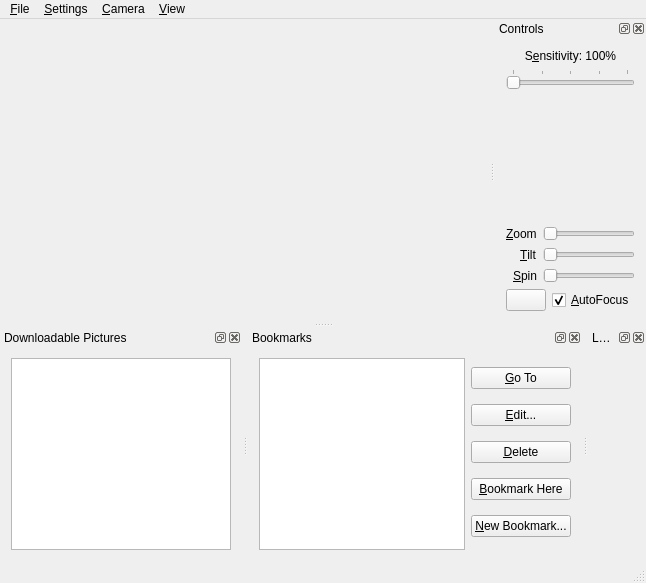
Old version of the form client/MainWindow.ui in the repository thejoshwolfe/repatriator.
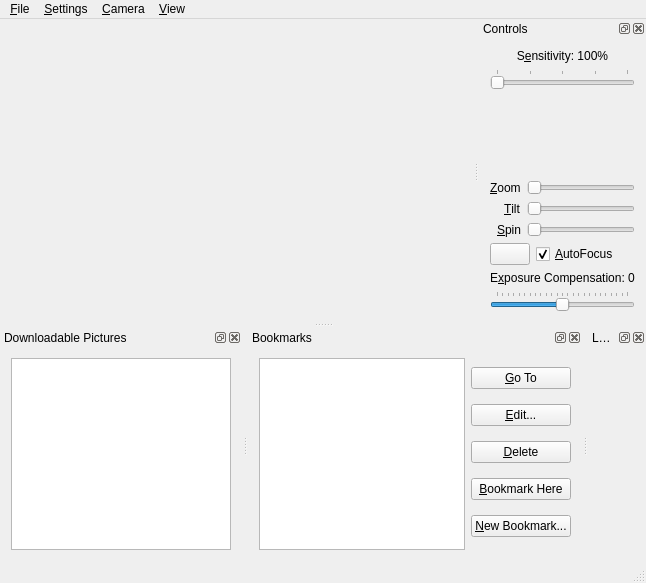
New version of the form. Icons and pictures are not drawn. Custom widgets are drawn as their Qt base class.

Commit message: add exposure compensation message and hook it up to ui

```diff
--- a/client/MainWindow.ui
+++ b/client/MainWindow.ui
@@ -194,6 +194,35 @@
        </item>
       </layout>
      </item>
+     <item>
+      <widget class="QLabel" name="exposureCompensationLabel">
+       <property name="text">
+        <string>E&amp;xposure Compensation: 0</string>
+       </property>
+       <property name="alignment">
+        <set>Qt::AlignCenter</set>
+       </property>
+       <property name="buddy">
+        <cstring>exposureCompensationSlider</cstring>
+       </property>
+      </widget>
+     </item>
+     <item>
+      <widget class="QSlider" name="exposureCompensationSlider">
+       <property name="maximum">
+        <number>24</number>
+       </property>
+       <property name="value">
+        <number>12</number>
+       </property>
+       <property name="orientation">
+        <enum>Qt::Horizontal</enum>
+       </property>
+       <property name="tickPosition">
+        <enum>QSlider::TicksAbove</enum>
+       </property>
+      </widget>
+     </item>
     </layout>
    </widget>
   </widget>
```
Left out of the diff: 2 changed lines with no effect on the pictures. The commit also changes 7 other files.
